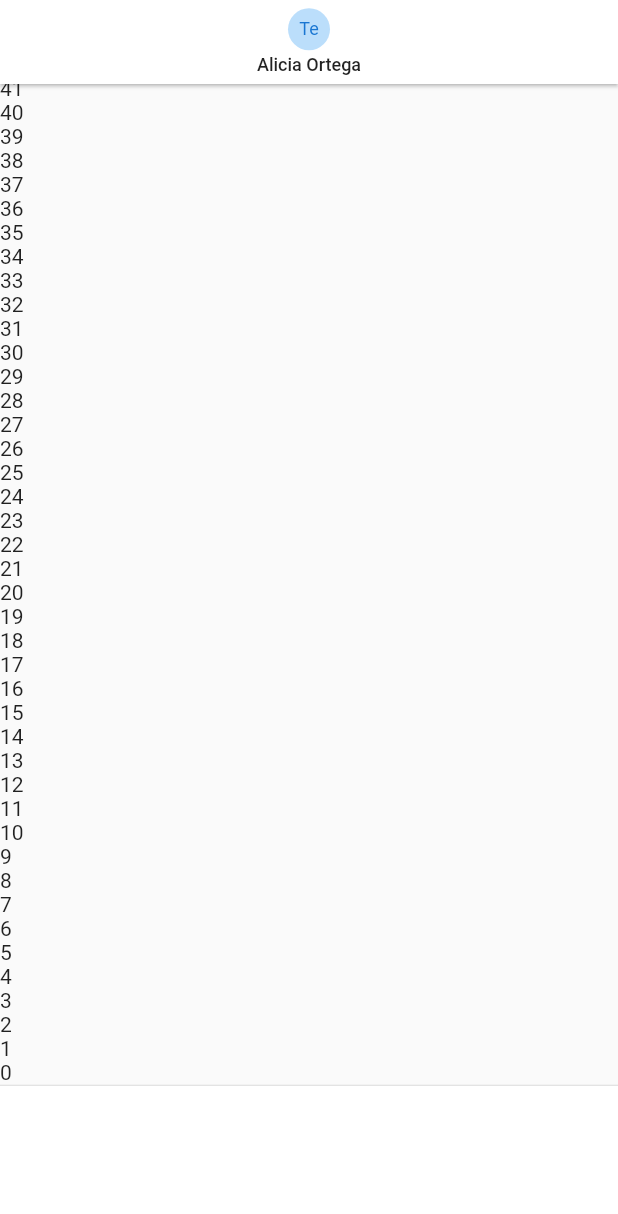
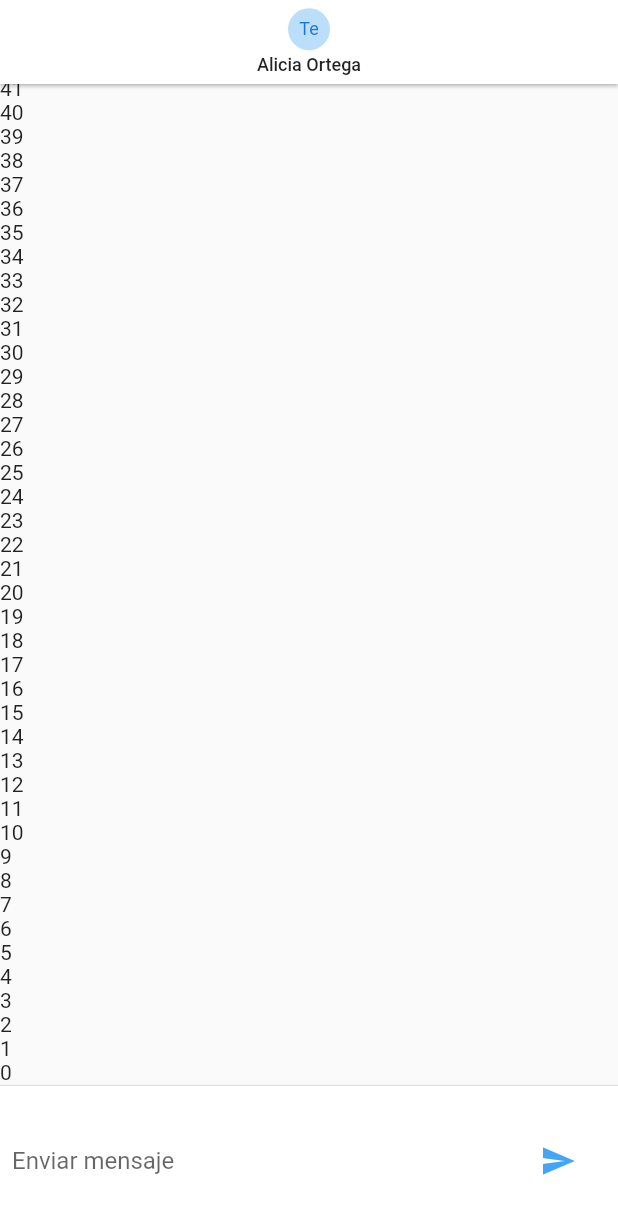
Before and after one commit to IDaMariusI/chat_app, a Flutter app: the screen it shows after launch, on a phone screen of 412 x 824 dp. Shown: the top 1214 px of the screen. Run offline on Flutter 3.47's test engine with Material 2 defaults, Android fonts, the phone set to English and light mode, and no system bars; our stand-ins replace pull_to_refresh.

Commit message:
64. Caja de texto de nuestro chat

```diff
--- a/lib/src/screens/chat_screen.dart
+++ b/lib/src/screens/chat_screen.dart
@@ -1,7 +1,18 @@
+import 'dart:io';
+
+import 'package:flutter/cupertino.dart';
 import 'package:flutter/material.dart';
 
-class ChatScreen extends StatelessWidget {
+class ChatScreen extends StatefulWidget {
   const ChatScreen({super.key});
+
+  @override
+  State<ChatScreen> createState() => _ChatScreenState();
+}
+
+class _ChatScreenState extends State<ChatScreen> {
+  final _textController = TextEditingController();
+  final _focusNode = FocusNode();
 
   @override
   Widget build(BuildContext context) {
@@ -40,10 +51,58 @@ class ChatScreen extends StatelessWidget {
             Container(
               color: Colors.white,
               height: 100,
+              child: _inputChat(),
             ),
           ],
         ),
       ),
     );
   }
+
+  Widget _inputChat() {
+    return SafeArea(
+      child: Container(
+        margin: const EdgeInsets.symmetric(horizontal: 8.0),
+        child: Row(
+          children: <Widget>[
+            Flexible(
+              child: TextField(
+                controller: _textController,
+                focusNode: _focusNode,
+                onSubmitted: _handleSubmit,
+                decoration: const InputDecoration.collapsed(
+                  hintText: 'Enviar mensaje',
+                ),
+                onChanged: (String text) {
+                  // TODO: cuando hay un valor para poder postear
+                },
+              ),
+            ),
+            // Boton de enviar
+            Container(
+              margin: const EdgeInsets.symmetric(horizontal: 4.0),
+              child: Platform.isIOS
+                  ? CupertinoButton(
+                      child: const Text('Enviar'),
+                      onPressed: () {},
+                    )
+                  : Container(
+                      margin: const EdgeInsets.symmetric(horizontal: 4.0),
+                      child: IconButton(
+                        onPressed: () {},
+                        icon: Icon(Icons.send, color: Colors.blue[400]),
+                      ),
+                    ),
+            ),
+          ],
+        ),
+      ),
+    );
+  }
+
+  _handleSubmit(String text) {
+    print(text);
+    _textController.clear();
+    _focusNode.requestFocus();
+  }
 }
```
